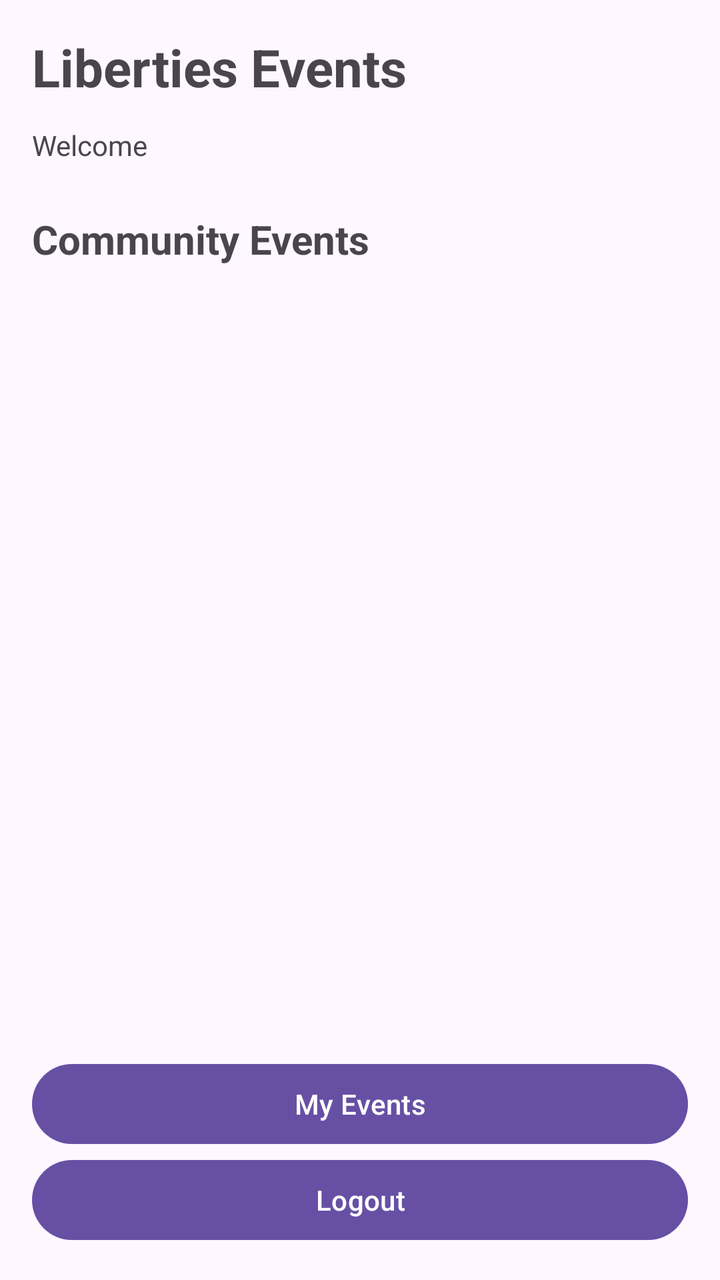
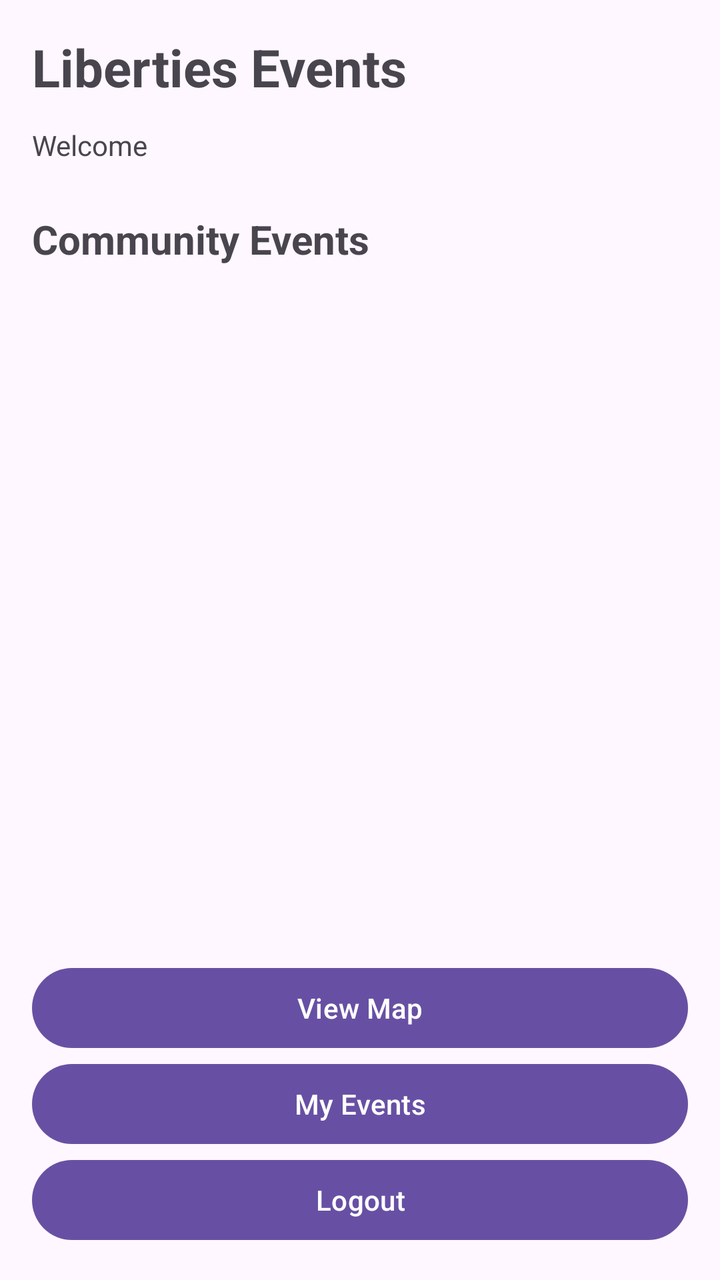

Compare the two renders of this Android layout. The source of the first and the diff that turns it into the second are given below.
<!-- AndroidManifest.xml: application theme Theme.LibertiesEvents -->
<!-- res/layout/activity_main.xml -->
<?xml version="1.0" encoding="utf-8"?>
<LinearLayout xmlns:android="http://schemas.android.com/apk/res/android"
    android:layout_width="match_parent"
    android:layout_height="match_parent"
    android:orientation="vertical"
    android:padding="16dp">

    
    <TextView
        android:layout_width="match_parent"
        android:layout_height="wrap_content"
        android:text="Liberties Events"
        android:textSize="26sp"
        android:textStyle="bold"
        android:layout_marginBottom="12dp" />

    
    <TextView
        android:id="@+id/welcomeText"
        android:layout_width="match_parent"
        android:layout_height="wrap_content"
        android:text="Welcome"
        android:textSize="14sp"
        android:layout_marginBottom="24dp" />

    
    <TextView
        android:layout_width="match_parent"
        android:layout_height="wrap_content"
        android:text="Community Events"
        android:textSize="20sp"
        android:textStyle="bold"
        android:layout_marginBottom="12dp" />

    
    <ListView
        android:id="@+id/listEvents"
        android:layout_width="match_parent"
        android:layout_height="0dp"
        android:layout_weight="1"
        android:dividerHeight="8dp" />

    
    <Button
        android:id="@+id/buttonAddEvent"
        android:layout_width="match_parent"
        android:layout_height="wrap_content"
        android:text="Add New Event"
        android:onClick="addEventClick"
        android:visibility="gone" />

    
    <Button
        android:id="@+id/buttonMyEvents"
        android:layout_width="match_parent"
        android:layout_height="wrap_content"
        android:text="My Events"
        android:onClick="myEventsClick" />

    
    <Button
        android:id="@+id/buttonLogout"
        android:layout_width="match_parent"
        android:layout_height="wrap_content"
        android:text="Logout"
        android:onClick="logoutClick" />

</LinearLayout>
<!-- resources referenced by this layout -->
<resources>
  <style name="Theme.LibertiesEvents" parent="Base.Theme.LibertiesEvents" />
  <style name="Base.Theme.LibertiesEvents" parent="Theme.Material3.DayNight.NoActionBar">
          
          
      </style>
</resources>

<!-- the commit's change to res/layout/activity_main.xml (unified diff, before → after) -->
@@ -51,6 +51,14 @@
 
     
     <Button
+        android:id="@+id/buttonMap"
+        android:layout_width="match_parent"
+        android:layout_height="wrap_content"
+        android:text="View Map"
+        android:onClick="mapClick" />
+
+    
+    <Button
         android:id="@+id/buttonMyEvents"
         android:layout_width="match_parent"
         android:layout_height="wrap_content"
